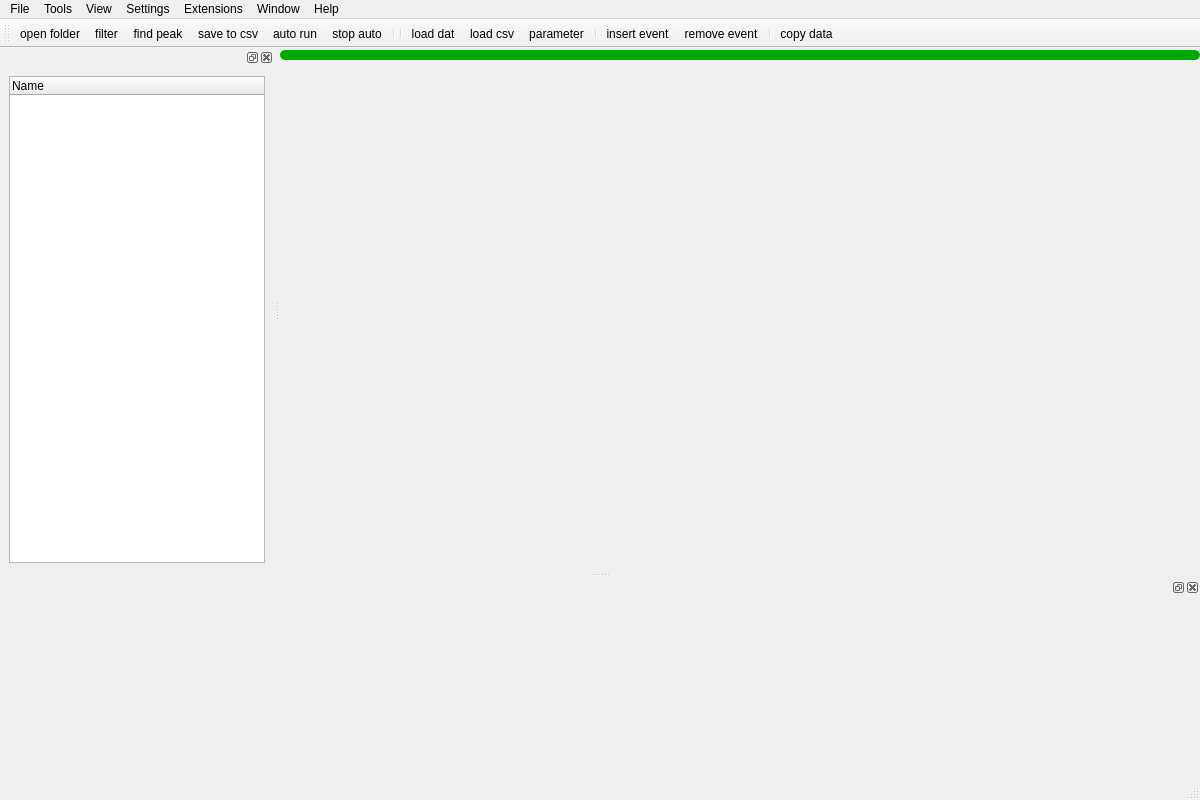
Above: Visual NanoPore/mainUI/mainwindow.ui from mliyuanjie/Visual-NanoPore before the change. Below: the same form after it.
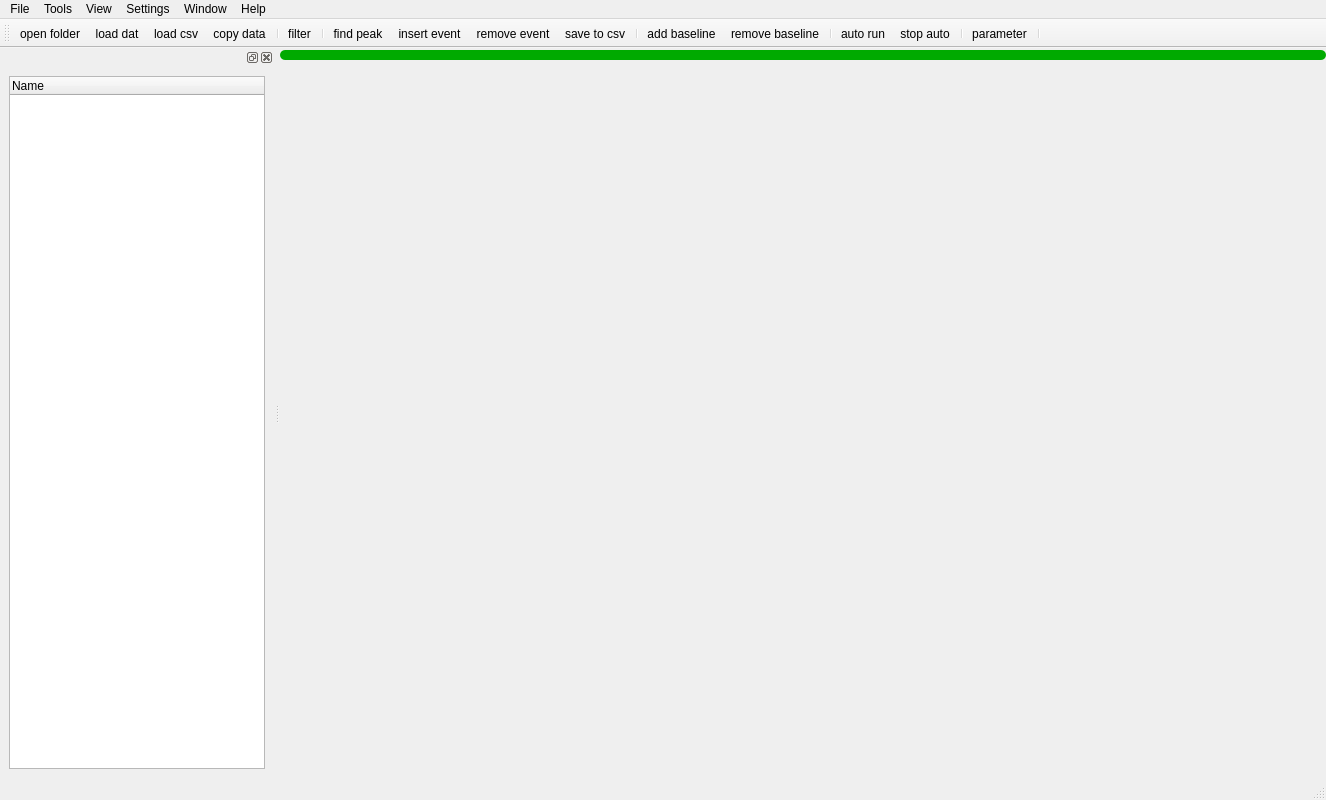
That is the form after the change. Icons and pictures are not drawn. Custom widgets are drawn as their Qt base class.

Commit message: add real time analysis, shape volume showing, remove python

```diff
--- a/Visual NanoPore/mainUI/mainwindow.ui
+++ b/Visual NanoPore/mainUI/mainwindow.ui
@@ -6,7 +6,7 @@
    <rect>
     <x>0</x>
     <y>0</y>
-    <width>1200</width>
+    <width>1326</width>
     <height>800</height>
    </rect>
   </property>
@@ -135,7 +135,7 @@
     <rect>
      <x>0</x>
      <y>0</y>
-     <width>1200</width>
+     <width>1326</width>
      <height>26</height>
     </rect>
    </property>
@@ -166,12 +166,7 @@
     <addaction name="actioncommand"/>
     <addaction name="actionfilebrowsers"/>
     <addaction name="actionshow_plot"/>
-   </widget>
-   <widget class="QMenu" name="menuExtensions">
-    <property name="title">
-     <string>Extensions</string>
-    </property>
-    <addaction name="actionstart_python"/>
+    <addaction name="actionshow_Imin_Imax"/>
    </widget>
    <widget class="QMenu" name="menuWindow">
     <property name="title">
@@ -193,7 +188,6 @@
    <addaction name="menuTools"/>
    <addaction name="menuPython"/>
    <addaction name="menuSettings"/>
-   <addaction name="menuExtensions"/>
    <addaction name="menuWindow"/>
    <addaction name="menuHelp"/>
   </widget>
@@ -208,21 +202,25 @@
     <bool>false</bool>
    </attribute>
    <addaction name="actionopen"/>
+   <addaction name="actionload_dat"/>
+   <addaction name="actionload_csv"/>
+   <addaction name="actioncopy_data"/>
+   <addaction name="separator"/>
    <addaction name="actionfilter"/>
+   <addaction name="separator"/>
    <addaction name="actionfind_peak"/>
+   <addaction name="actioninsert_event"/>
+   <addaction name="actionremove_event"/>
    <addaction name="actionsave_to_csv"/>
+   <addaction name="separator"/>
+   <addaction name="actionadd_baseline"/>
+   <addaction name="actionremove_baseline"/>
+   <addaction name="separator"/>
    <addaction name="actionauto_run"/>
    <addaction name="actionstop_auto"/>
    <addaction name="separator"/>
-   <addaction name="separator"/>
-   <addaction name="actionload_dat"/>
-   <addaction name="actionload_csv"/>
    <addaction name="actionparameter"/>
    <addaction name="separator"/>
-   <addaction name="actioninsert_event"/>
-   <addaction name="actionremove_event"/>
-   <addaction name="separator"/>
-   <addaction name="actioncopy_data"/>
   </widget>
   <widget class="QDockWidget" name="dockWidget">
    <property name="minimumSize">
@@ -258,54 +256,6 @@
    </widget>
   </widget>
   <widget class="QStatusBar" name="statusBar"/>
-  <widget class="QDockWidget" name="dockWidget_2">
-   <property name="minimumSize">
-    <size>
-     <width>91</width>
-     <height>200</height>
-    </size>
-   </property>
-   <attribute name="dockWidgetArea">
-    <number>8</number>
-   </attribute>
-   <widget class="QWidget" name="dockWidgetContents_2">
-    <layout class="QVBoxLayout" name="verticalLayout_6">
-     <item>
-      <widget class="PythonWidget" name="widget" native="true">
-       <property name="enabled">
-        <bool>true</bool>
-       </property>
-       <property name="sizePolicy">
-        <sizepolicy hsizetype="Expanding" vsizetype="Expanding">
-         <horstretch>0</horstretch>
-         <verstretch>0</verstretch>
-        </sizepolicy>
-       </property>
-       <layout class="QVBoxLayout" name="verticalLayout_2">
-        <property name="spacing">
-         <number>0</number>
-        </property>
-        <property name="sizeConstraint">
-         <enum>QLayout::SetDefaultConstraint</enum>
-        </property>
-        <property name="leftMargin">
-         <number>0</number>
-        </property>
-        <property name="topMargin">
-         <number>0</number>
-        </property>
-        <property name="rightMargin">
-         <number>0</number>
-        </property>
-        <property name="bottomMargin">
-         <number>0</number>
-        </property>
-       </layout>
-      </widget>
-     </item>
-    </layout>
-   </widget>
-  </widget>
   <action name="actionopen">
    <property name="checkable">
     <bool>false</bool>
@@ -467,6 +417,37 @@
     <string>copy data</string>
    </property>
   </action>
+  <action name="actionadd_baseline">
+   <property name="icon">
+    <iconset resource="../resources/resources.qrc">
+     <normaloff>:/C:/Users/LiYu/source/repos/Visual NanoPore/Visual NanoPore/resources/circuit.png</normaloff>:/C:/Users/LiYu/source/repos/Visual NanoPore/Visual NanoPore/resources/circuit.png</iconset>
+   </property>
+   <property name="text">
+    <string>add baseline</string>
+   </property>
+  </action>
+  <action name="actionremove_baseline">
+   <property name="icon">
+    <iconset resource="../resources/resources.qrc">
+     <normaloff>:/C:/Users/LiYu/source/repos/Visual NanoPore/Visual NanoPore/resources/eraser.png</normaloff>:/C:/Users/LiYu/source/repos/Visual NanoPore/Visual NanoPore/resources/eraser.png</iconset>
+   </property>
+   <property name="text">
+    <string>remove baseline</string>
+   </property>
+  </action>
+  <action name="actionfilter_save">
+   <property name="text">
+    <string>filter save</string>
+   </property>
+  </action>
+  <action name="actionshow_Imin_Imax">
+   <property name="checkable">
+    <bool>true</bool>
+   </property>
+   <property name="text">
+    <string>show Imin Imax</string>
+   </property>
+  </action>
  </widget>
  <customwidgets>
   <customwidget>
@@ -483,12 +464,6 @@
    <header>manual.h</header>
    <container>1</container>
   </customwidget>
-  <customwidget>
-   <class>PythonWidget</class>
-   <extends>QWidget</extends>
-   <header>pythonwidget.h</header>
-   <container>1</container>
-  </customwidget>
  </customwidgets>
  <resources>
   <include location="../resources/resources.qrc"/>
```
Left out of the diff: 3 changed lines with no effect on the pictures. The commit also changes 29 other files.
